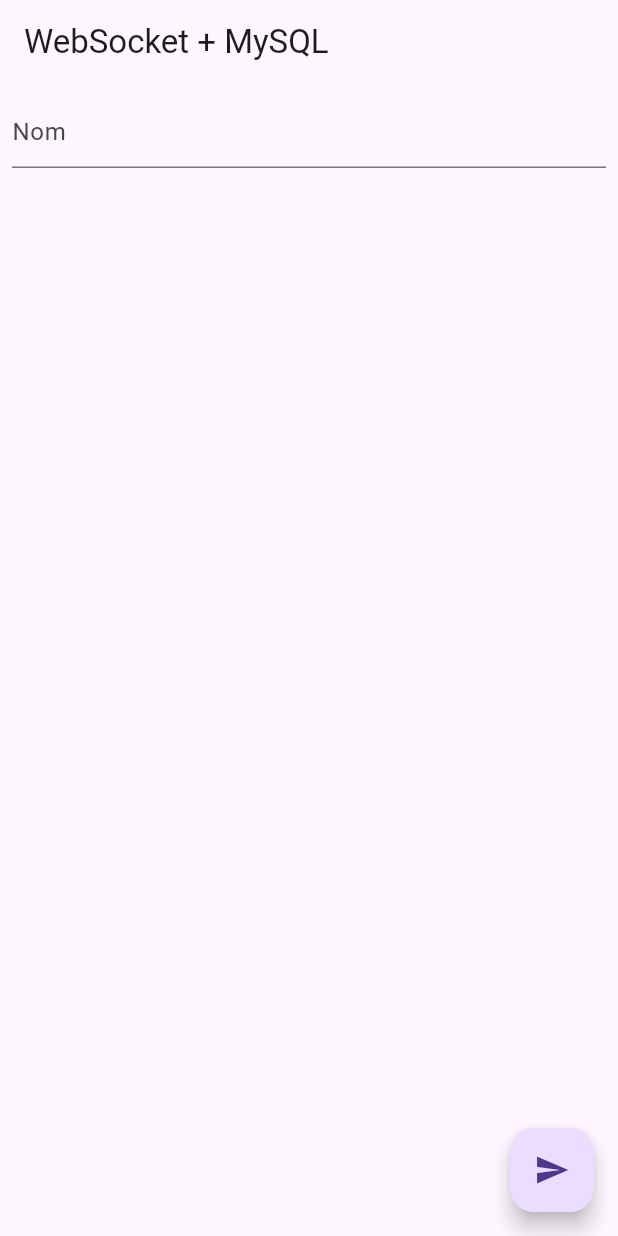
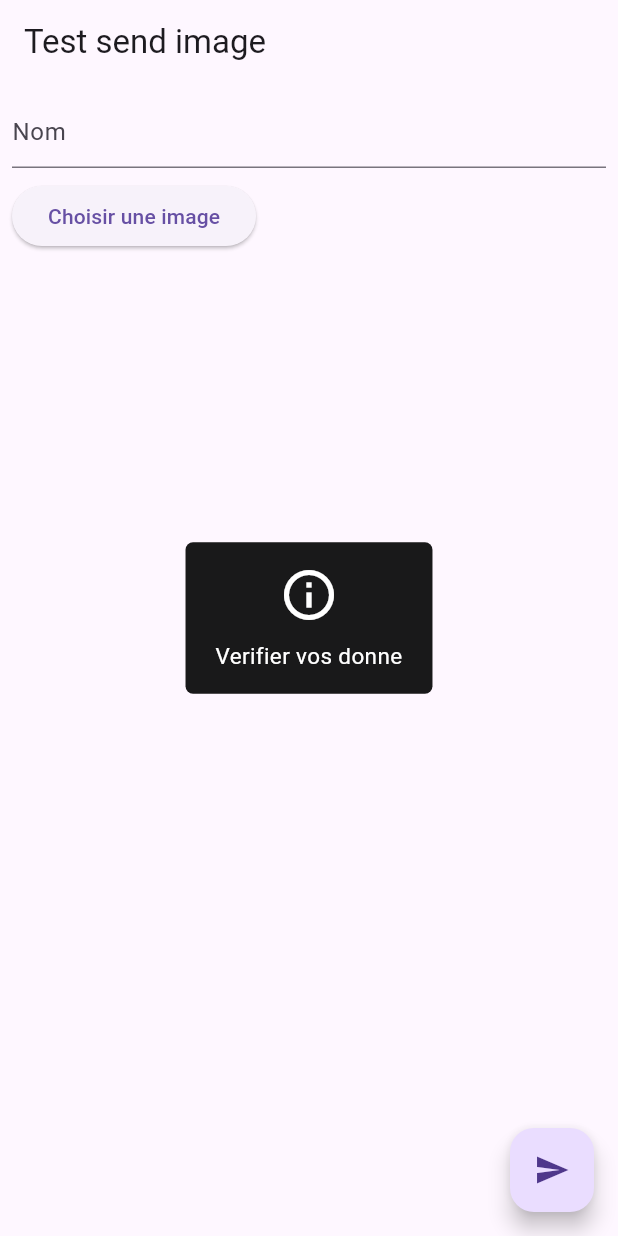
Before and after one commit to EmeryNdaliko/test_web_socket_flutter, a Flutter app: the screen it shows after launch, after a tap on the "send" icon, on a phone screen of 412 x 824 dp. Run offline on Flutter 3.47's test engine with Material 3 defaults, Android fonts, the phone set to English and light mode, and no system bars; our stand-ins replace flutter_easyloading, image_picker; network calls fail.

Commit message:
ajout possibilite envoi image

```diff
--- a/lib/main.dart
+++ b/lib/main.dart
@@ -1,126 +1,40 @@
-// // import 'dart:io';
-// // import 'package:flutter/material.dart';
+import 'package:flutter/material.dart';
+import 'package:flutter_easyloading/flutter_easyloading.dart';
 
-// // void main() {
-// //   runApp(const MyApp());
-// // }
+import 'package:test_websocket/view/user_view.dart';
 
-// // class MyApp extends StatelessWidget {
-// //   const MyApp({super.key});
+void main() {
+  runApp(const MyApp());
+}
 
-// //   @override
-// //   Widget build(BuildContext context) {
-// //     return const MaterialApp(home: Home());
-// //   }
-// // }
+class MyApp extends StatelessWidget {
+  const MyApp({super.key});
 
-// // class Home extends StatefulWidget {
-// //   const Home({super.key});
-
-// //   @override
-// //   State<Home> createState() => _HomeState();
-// // }
-
-// // class _HomeState extends State<Home> {
-// //   WebSocket? channel;
-// //   Stream? socketStream;
-// //   String statusMessage = 'Connecting...';
-
-// //   @override
-// //   void initState() {
-// //     super.initState();
-// //     fetch();
-// //   }
-
-// //   TextEditingController inputController = TextEditingController();
-
-// //   Future<void> fetch() async {
-// //     try {
-// //       channel = await WebSocket.connect(
-// //         'ws://localhost:8080',
-// //       ).timeout(const Duration(seconds: 10));
-
-// //       // Transformer en stream broadcast pour multiples écoutes
-// //       socketStream = channel!.asBroadcastStream();
-
-// //       setState(() {
-// //         statusMessage = 'Connected to WebSocket';
-// //       });
-// //     } catch (e) {
-// //       setState(() {
-// //         statusMessage = 'Connection error: $e';
-// //       });
-// //     }
-// //   }
-
-// //   @override
-// //   Widget build(BuildContext context) {
-// //     return Scaffold(
-// //       appBar: AppBar(title: const Text('WebSocket Test')),
-// //       body: socketStream == null
-// //           ? Center(child: Text(statusMessage))
-// //           : Padding(
-// //               padding: const EdgeInsets.all(8.0),
-// //               child: Column(
-// //                 children: [
-// //                   TextFormField(
-// //                     controller: inputController,
-// //                     decoration: InputDecoration(hint: Text('Votre message')),
-// //                   ),
-// //                   StreamBuilder(
-// //                     stream: socketStream,
-// //                     builder: (context, snapshot) {
-// //                       if (snapshot.hasError) {
-// //                         return Center(child: Text('Error: ${snapshot.error}'));
-// //                       }
-// //                       if (!snapshot.hasData) {
-// //                         return Center(child: Text(statusMessage));
-// //                       }
-// //                       return Center(
-// //                         child: Text(
-// //                           snapshot.data.toString(),
-// //                           style: const TextStyle(fontSize: 18),
-// //                         ),
-// //                       );
-// //                     },
-// //                   ),
-// //                 ],
-// //               ),
-// //             ),
-// //       floatingActionButton: FloatingActionButton(
-// //         onPressed: sendData,
-// //         child: const Icon(Icons.send),
-// //       ),
-// //     );
-// //   }
-
-// //   void sendData() {
-// //     if (inputController.text.isNotEmpty) {
-// //       channel?.add(inputController.text);
-// //     } else {
-// //       ScaffoldMessenger.of(
-// //         context,
-// //       ).showSnackBar(const SnackBar(content: Text('Please enter a message')));
-// //     }
-// //   }
-// // }
+  @override
+  Widget build(BuildContext context) {
+    return MaterialApp(builder: EasyLoading.init(), home: UserView());
+  }
+}
 
 // import 'dart:convert';
 // import 'package:flutter/material.dart';
 // import 'package:web_socket_channel/web_socket_channel.dart';
 
 // void main() {
-//   runApp(MyApp());
+//   runApp(const MyApp());
 // }
 
 // class UserModel {
-//   int id = 0;
-//   String name = '';
+//   int id;
+//   String name;
 
 //   UserModel({required this.id, required this.name});
 
 //   factory UserModel.fromJson(Map<String, dynamic> data) {
-//     return UserModel(id: data['id'], name: data['mane']);
+//     return UserModel(
+//       id: data['id'] ?? 0,
+//       name: data['name'] ?? '',
+//     );
 //   }
 
 //   Map<String, dynamic> toJson() => {'id': id, 'name': name};
@@ -137,57 +51,61 @@
 //   final channel = WebSocketChannel.connect(Uri.parse('ws://localhost:8080'));
 //   List<UserModel> users = [];
 
+//   TextEditingController nameController = TextEditingController();
+//   final _formKey = GlobalKey<FormState>();
+
 //   @override
 //   void initState() {
 //     super.initState();
 
 //     channel.stream.listen((message) {
-//       // var data = jsonDecode(message);
-//       var data = message;
+//       try {
+//         var data = jsonDecode(message);
 
-//       // if (data['action'] == 'users_list') {
-//       //   setState(() {
-//       //     users = data['data'];
-//       //   });
-//       // }
+//         // Si c'est une réponse avec la liste des utilisateurs
+//         if (data is Map && data.containsKey('users')) {
+//           List<UserModel> updatedUsers = (data['users'] as List)
+//               .map((u) => UserModel.fromJson(u))
+//               .toList();
 
-//       print(data);
+//           setState(() {
+//             users = updatedUsers;
+//           });
+//         }
+
+//       } catch (e) {
+//         print("Erreur parsing JSON : $e");
+//       }
 //     });
 
-//     // Charger les utilisateurs
+//     // Charger la liste dès le démarrage
+//     getUsers();
+//   }
+
+//   void getUsers() {
 //     channel.sink.add(jsonEncode({"action": "get_users"}));
 //   }
 
 //   void addUser(Map<String, dynamic> data) {
-//     channel.sink.add(jsonEncode({"action": "add_user", "data": data}));
-//     channel.sink.add(jsonEncode({"action": "get_users"})); // rafraîchir
+//     channel.sink.add(jsonEncode({"action": "add_users", "data": data}));
+//     // Après ajout, on redemande la liste
+//     getUsers();
 //   }
 
-//   TextEditingController idController = TextEditingController();
-//   TextEditingController nameController = TextEditingController();
-//   final _formKey = GlobalKey<FormState>();
 //   @override
 //   Widget build(BuildContext context) {
 //     return MaterialApp(
 //       home: Scaffold(
-//         appBar: AppBar(title: Text('WebSocket + MySQL')),
+//         appBar: AppBar(title: const Text('WebSocket + MySQL')),
 //         body: Column(
 //           children: [
 //             Form(
 //               key: _formKey,
 //               child: Padding(
 //                 padding: const EdgeInsets.all(8.0),
-//                 child: Column(
-//                   children: [
-//                     // TextFormField(
-//                     //   controller: idController,
-//                     //   decoration: InputDecoration(hint: Text('id')),
-//                     // ),
-//                     TextFormField(
-//                       controller: nameController,
-//                       decoration: InputDecoration(hint: Text('name')),
-//                     ),
-//                   ],
+//                 child: TextFormField(
+//                   controller: nameController,
+//                   decoration: const InputDecoration(hintText: 'Nom'),
 //                 ),
 //               ),
 //             ),
@@ -195,18 +113,23 @@
 //               child: ListView.builder(
 //                 itemCount: users.length,
 //                 itemBuilder: (context, index) {
-//                   return ListTile(title: Text(users[index].name));
+//                   return ListTile(
+//                     title: Text(users[index].name),
+//                     subtitle: Text("ID: ${users[index].id}"),
+//                   );
 //                 },
 //               ),
 //             ),
 //           ],
 //         ),
 //         floatingActionButton: FloatingActionButton(
-//           child: Icon(Icons.send),
+//           child: const Icon(Icons.send),
 //           onPressed: () {
-//             var user = UserModel(id: 0, name: nameController.text);
-//             addUser(user.toJson());
-//             nameController.clear();
+//             if (nameController.text.isNotEmpty) {
+//               var user = UserModel(id: 0, name: nameController.text);
+//               addUser(user.toJson());
+//               nameController.clear();
+//             }
 //           },
 //         ),
 //       ),
@@ -219,131 +142,3 @@
 //     super.dispose();
 //   }
 // }
-
-
-import 'dart:convert';
-import 'package:flutter/material.dart';
-import 'package:web_socket_channel/web_socket_channel.dart';
-
-void main() {
-  runApp(const MyApp());
-}
-
-class UserModel {
-  int id;
-  String name;
-
-  UserModel({required this.id, required this.name});
-
-  factory UserModel.fromJson(Map<String, dynamic> data) {
-    return UserModel(
-      id: data['id'] ?? 0,
-      name: data['name'] ?? '',
-    );
-  }
-
-  Map<String, dynamic> toJson() => {'id': id, 'name': name};
-}
-
-class MyApp extends StatefulWidget {
-  const MyApp({super.key});
-
-  @override
-  State<StatefulWidget> createState() => _MyAppState();
-}
-
-class _MyAppState extends State<MyApp> {
-  final channel = WebSocketChannel.connect(Uri.parse('ws://localhost:8080'));
-  List<UserModel> users = [];
-
-  TextEditingController nameController = TextEditingController();
-  final _formKey = GlobalKey<FormState>();
-
-  @override
-  void initState() {
-    super.initState();
-
-    channel.stream.listen((message) {
-      try {
-        var data = jsonDecode(message);
-
-        // Si c'est une réponse avec la liste des utilisateurs
-        if (data is Map && data.containsKey('users')) {
-          List<UserModel> updatedUsers = (data['users'] as List)
-              .map((u) => UserModel.fromJson(u))
-              .toList();
-
-          setState(() {
-            users = updatedUsers;
-          });
-        }
-
-      } catch (e) {
-        print("Erreur parsing JSON : $e");
-      }
-    });
-
-    // Charger la liste dès le démarrage
-    getUsers();
-  }
-
-  void getUsers() {
-    channel.sink.add(jsonEncode({"action": "get_users"}));
-  }
-
-  void addUser(Map<String, dynamic> data) {
-    channel.sink.add(jsonEncode({"action": "add_users", "data": data}));
-    // Après ajout, on redemande la liste
-    getUsers();
-  }
-
-  @override
-  Widget build(BuildContext context) {
-    return MaterialApp(
-      home: Scaffold(
-        appBar: AppBar(title: const Text('WebSocket + MySQL')),
-        body: Column(
-          children: [
-            Form(
-              key: _formKey,
-              child: Padding(
-                padding: const EdgeInsets.all(8.0),
-                child: TextFormField(
-                  controller: nameController,
-                  decoration: const InputDecoration(hintText: 'Nom'),
-                ),
-              ),
-            ),
-            Expanded(
-              child: ListView.builder(
-                itemCount: users.length,
-                itemBuilder: (context, index) {
-                  return ListTile(
-                    title: Text(users[index].name),
-                    subtitle: Text("ID: ${users[index].id}"),
-                  );
-                },
-              ),
-            ),
-          ],
-        ),
-        floatingActionButton: FloatingActionButton(
-          child: const Icon(Icons.send),
-          onPressed: () {
-            if (nameController.text.isNotEmpty) {
-              var user = UserModel(id: 0, name: nameController.text);
-              addUser(user.toJson());
-              nameController.clear();
-            }
-          },
-        ),
-      ),
-    );
-  }
-
-  @override
-  void dispose() {
-    channel.sink.close();
-    super.dispose();
-  }
-}
--- /dev/null
+++ b/lib/model/user_model.dart
@@ -0,0 +1,17 @@
+class UserModel {
+  int id;
+  String name;
+  String image;
+
+  UserModel({required this.id, required this.name, required this.image});
+
+  factory UserModel.fromJson(Map<String, dynamic> data) {
+    return UserModel(
+      id: int.tryParse(data['id'].toString()) ?? 0,
+      name: data['name'] ?? '',
+      image: data['image'] ?? '',
+    );
+  }
+
+  Map<String, dynamic> toJson() => {'id': id, 'name': name, 'image': image};
+}
--- /dev/null
+++ b/lib/view/user_view.dart
@@ -0,0 +1,156 @@
+import 'dart:convert';
+import 'dart:io';
+
+import 'package:flutter/material.dart';
+import 'package:flutter_easyloading/flutter_easyloading.dart';
+import 'package:http/http.dart' as http;
+import 'package:image_picker/image_picker.dart';
+import 'package:test_websocket/model/user_model.dart';
+
+class UserView extends StatefulWidget {
+  const UserView({super.key});
+
+  @override
+  State<UserView> createState() => _UserViewState();
+}
+
+class _UserViewState extends State<UserView> {
+  List<UserModel> users = [];
+
+  TextEditingController nameController = TextEditingController();
+  String? imagePath;
+  final _formKey = GlobalKey<FormState>();
+  bool isLoading = false;
+
+  @override
+  void initState() {
+    super.initState();
+    getUsers();
+  }
+
+  Future<void> getUsers() async {
+    EasyLoading.show(status: "Patientez...");
+    // Remplacez l'URL par celle de votre API REST pour récupérer les utilisateurs
+    final response = await http.get(
+      Uri.parse('http://localhost/test_websocket/get_users.php'),
+    );
+    if (response.statusCode == 200) {
+      final List<dynamic> data = jsonDecode(response.body);
+      setState(() {
+        users = data.map((u) => UserModel.fromJson(u)).toList();
+        print(users);
+      });
+    }
+    EasyLoading.dismiss();
+  }
+
+  Future<void> addUser(String name, String? imagePath) async {
+    EasyLoading.show(status: "Patientez...");
+    var uri = Uri.parse("http://localhost/test_websocket/new_user.php");
+    var request = http.MultipartRequest('POST', uri)..fields['name'] = name;
+    if (imagePath != null) {
+      request.files.add(await http.MultipartFile.fromPath('image', imagePath));
+    }
+    var response = await request.send();
+    if (response.statusCode == 200) {
+      await getUsers();
+    }
+  }
+
+  Future<void> pickImage() async {
+    final picker = ImagePicker();
+    final image = await picker.pickImage(source: ImageSource.gallery);
+    if (image != null) {
+      setState(() {
+        imagePath = image.path;
+        print('$imagePath');
+      });
+    }
+  }
+
+  @override
+  Widget build(BuildContext context) {
+    return Scaffold(
+      appBar: AppBar(title: const Text('Test send image')),
+      body: Column(
+        children: [
+          Form(
+            key: _formKey,
+            child: Padding(
+              padding: const EdgeInsets.all(8.0),
+              child: Column(
+                children: [
+                  TextFormField(
+                    controller: nameController,
+                    decoration: const InputDecoration(hintText: 'Nom'),
+                  ),
+                  const SizedBox(height: 8),
+                  Row(
+                    children: [
+                      ElevatedButton(
+                        onPressed: pickImage,
+                        child: const Text('Choisir une image'),
+                      ),
+                      if (imagePath != null)
+                        Padding(
+                          padding: const EdgeInsets.only(left: 8.0),
+                          child: Text('Image sélectionnée'),
+                        ),
+                    ],
+                  ),
+                ],
+              ),
+            ),
+          ),
+
+          if (imagePath != null)
+            Container(
+              width: 100,
+              height: 100,
+              margin: const EdgeInsets.symmetric(vertical: 8),
+              decoration: BoxDecoration(
+                border: Border.all(color: Colors.grey),
+                image: DecorationImage(
+                  image: Image.file(File(imagePath!)).image,
+                  fit: BoxFit.cover,
+                ),
+              ),
+            ),
+          Expanded(
+            child: ListView.builder(
+              itemCount: users.length,
+              itemBuilder: (context, index) {
+                return ListTile(
+                  leading: users[index].image.isNotEmpty
+                      ? Image.network(
+                          'http://localhost/test_websocket/uploads/${users[index].image}',
+                          width: 40,
+                          height: 40,
+                          fit: BoxFit.cover,
+                        )
+                      : const Icon(Icons.person),
+                  title: Text(users[index].name),
+                  subtitle: Text("ID: ${users[index].id}"),
+                );
+              },
+            ),
+          ),
+        ],
+      ),
+      floatingActionButton: FloatingActionButton(
+        child: const Icon(Icons.send),
+        onPressed: () async {
+          if (nameController.text.isNotEmpty) {
+            await addUser(nameController.text, imagePath);
+            nameController.clear();
+            setState(() {
+              imagePath = null;
+            });
+          } else {
+            EasyLoading.showInfo('Verifier vos donne');
+          }
+        },
+      ),
+    );
+  }
+}
```
Also changed, not shown: pubspec.yaml (+20 -0 lines), lib/new_user.dart (added), pubspec.lock, 5 other files.
